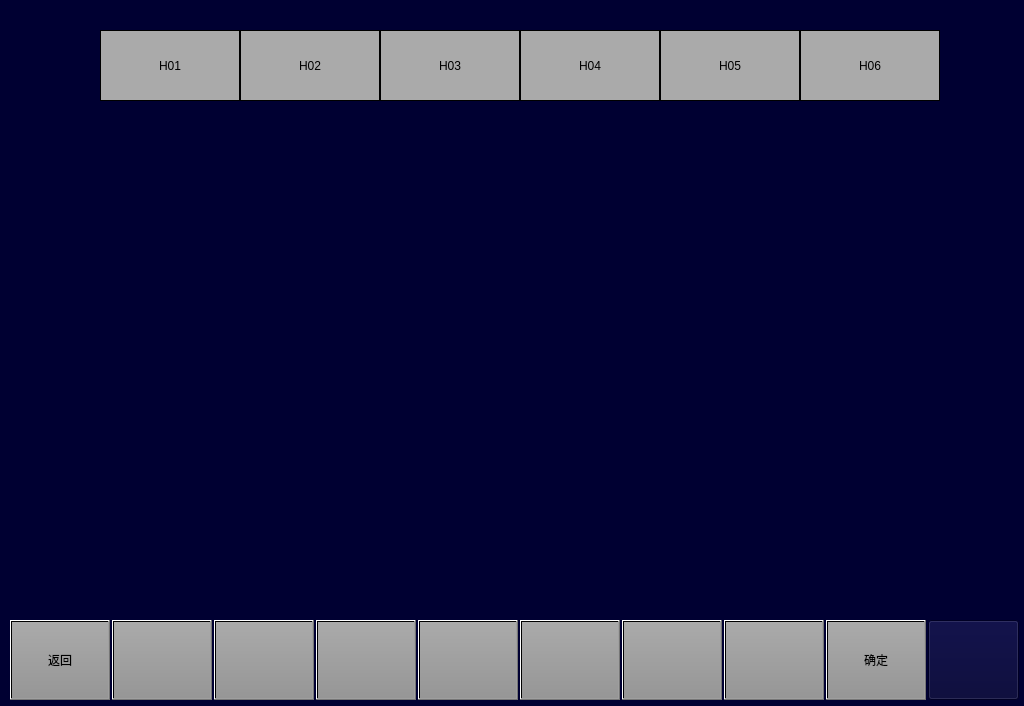
Before: the Qt Designer form vehiclesetairconditionpage.ui in 994656234/HHHTL1, drawn with Qt 5.
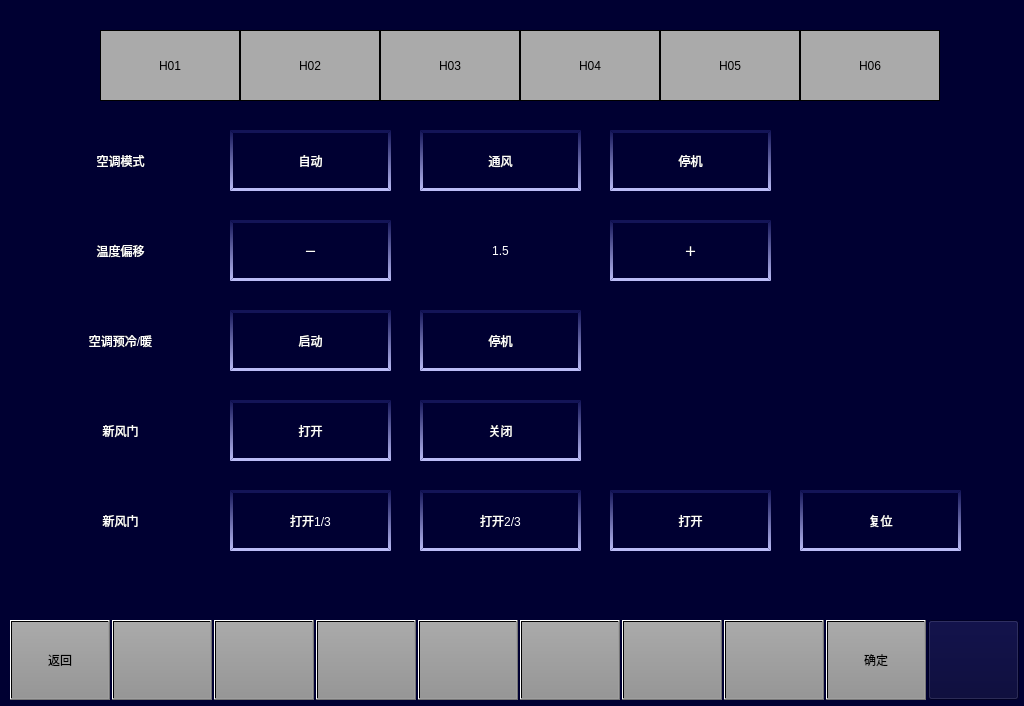
After: the same form once the commit is applied. Icons and pictures are not drawn.

Patch:
```diff
--- a/vehiclesetairconditionpage.ui
+++ b/vehiclesetairconditionpage.ui
@@ -353,6 +353,399 @@
     <set>Qt::AlignCenter</set>
    </property>
   </widget>
+  <widget class="QLabel" name="lbl_mode">
+   <property name="geometry">
+    <rect>
+     <x>60</x>
+     <y>140</y>
+     <width>121</width>
+     <height>41</height>
+    </rect>
+   </property>
+   <property name="styleSheet">
+    <string notr="true">color: rgb(255, 255, 255);
+font:24px &quot;微软雅黑&quot;;</string>
+   </property>
+   <property name="text">
+    <string>空调模式</string>
+   </property>
+   <property name="alignment">
+    <set>Qt::AlignCenter</set>
+   </property>
+  </widget>
+  <widget class="QPushButton" name="BTN_mode_auto">
+   <property name="geometry">
+    <rect>
+     <x>230</x>
+     <y>130</y>
+     <width>161</width>
+     <height>61</height>
+    </rect>
+   </property>
+   <property name="styleSheet">
+    <string notr="true">border-top:3px solid rgb(19,20,87);
+color: rgb(255, 255, 255);
+border-bottom:3px solid rgb(187,188,247);
+border-left:3px solid qlineargradient(x1:0, y1:0, x2:0, y2:1,stop:0 rgb(19,20,87), stop:1 rgb(187,188,247));
+border-right:3px solid qlineargradient(x1:0, y1:0, x2:0, y2:1,stop:0 rgb(19,20,87), stop:1 rgb(187,188,247));
+font:22px &quot;微软雅黑&quot;;</string>
+   </property>
+   <property name="text">
+    <string>自动</string>
+   </property>
+  </widget>
+  <widget class="QPushButton" name="BTN_mode_Ventilate">
+   <property name="geometry">
+    <rect>
+     <x>420</x>
+     <y>130</y>
+     <width>161</width>
+     <height>61</height>
+    </rect>
+   </property>
+   <property name="styleSheet">
+    <string notr="true">border-top:3px solid rgb(19,20,87);
+color: rgb(255, 255, 255);
+border-bottom:3px solid rgb(187,188,247);
+border-left:3px solid qlineargradient(x1:0, y1:0, x2:0, y2:1,stop:0 rgb(19,20,87), stop:1 rgb(187,188,247));
+border-right:3px solid qlineargradient(x1:0, y1:0, x2:0, y2:1,stop:0 rgb(19,20,87), stop:1 rgb(187,188,247));
+font:22px &quot;微软雅黑&quot;;</string>
+   </property>
+   <property name="text">
+    <string>通风</string>
+   </property>
+  </widget>
+  <widget class="QPushButton" name="BTN_mode_stop">
+   <property name="geometry">
+    <rect>
+     <x>610</x>
+     <y>130</y>
+     <width>161</width>
+     <height>61</height>
+    </rect>
+   </property>
+   <property name="styleSheet">
+    <string notr="true">border-top:3px solid rgb(19,20,87);
+color: rgb(255, 255, 255);
+border-bottom:3px solid rgb(187,188,247);
+border-left:3px solid qlineargradient(x1:0, y1:0, x2:0, y2:1,stop:0 rgb(19,20,87), stop:1 rgb(187,188,247));
+border-right:3px solid qlineargradient(x1:0, y1:0, x2:0, y2:1,stop:0 rgb(19,20,87), stop:1 rgb(187,188,247));
+font:22px &quot;微软雅黑&quot;;</string>
+   </property>
+   <property name="text">
+    <string>停机</string>
+   </property>
+  </widget>
+  <widget class="QLabel" name="lbl_temperature">
+   <property name="geometry">
+    <rect>
+     <x>60</x>
+     <y>230</y>
+     <width>121</width>
+     <height>41</height>
+    </rect>
+   </property>
+   <property name="styleSheet">
+    <string notr="true">color: rgb(255, 255, 255);
+font:24px &quot;微软雅黑&quot;;</string>
+   </property>
+   <property name="text">
+    <string>温度偏移</string>
+   </property>
+   <property name="alignment">
+    <set>Qt::AlignCenter</set>
+   </property>
+  </widget>
+  <widget class="QPushButton" name="BTN_tem_sub">
+   <property name="geometry">
+    <rect>
+     <x>230</x>
+     <y>220</y>
+     <width>161</width>
+     <height>61</height>
+    </rect>
+   </property>
+   <property name="styleSheet">
+    <string notr="true">border-top:3px solid rgb(19,20,87);
+color: rgb(255, 255, 255);
+border-bottom:3px solid rgb(187,188,247);
+border-left:3px solid qlineargradient(x1:0, y1:0, x2:0, y2:1,stop:0 rgb(19,20,87), stop:1 rgb(187,188,247));
+border-right:3px solid qlineargradient(x1:0, y1:0, x2:0, y2:1,stop:0 rgb(19,20,87), stop:1 rgb(187,188,247));
+font:22px &quot;微软雅黑&quot;;</string>
+   </property>
+   <property name="text">
+    <string>－</string>
+   </property>
+  </widget>
+  <widget class="QPushButton" name="BTN_tem_add">
+   <property name="geometry">
+    <rect>
+     <x>610</x>
+     <y>220</y>
+     <width>161</width>
+     <height>61</height>
+    </rect>
+   </property>
+   <property name="styleSheet">
+    <string notr="true">border-top:3px solid rgb(19,20,87);
+color: rgb(255, 255, 255);
+border-bottom:3px solid rgb(187,188,247);
+border-left:3px solid qlineargradient(x1:0, y1:0, x2:0, y2:1,stop:0 rgb(19,20,87), stop:1 rgb(187,188,247));
+border-right:3px solid qlineargradient(x1:0, y1:0, x2:0, y2:1,stop:0 rgb(19,20,87), stop:1 rgb(187,188,247));
+font:22px &quot;微软雅黑&quot;;</string>
+   </property>
+   <property name="text">
+    <string>＋</string>
+   </property>
+  </widget>
+  <widget class="QLabel" name="lbl_tem_value">
+   <property name="geometry">
+    <rect>
+     <x>420</x>
+     <y>220</y>
+     <width>161</width>
+     <height>61</height>
+    </rect>
+   </property>
+   <property name="styleSheet">
+    <string notr="true">font:22px &quot;微软雅黑&quot;;
+color: rgb(255, 255, 255);</string>
+   </property>
+   <property name="text">
+    <string>1.5</string>
+   </property>
+   <property name="alignment">
+    <set>Qt::AlignCenter</set>
+   </property>
+  </widget>
+  <widget class="QLabel" name="lbl_preinstall">
+   <property name="geometry">
+    <rect>
+     <x>50</x>
+     <y>320</y>
+     <width>141</width>
+     <height>41</height>
+    </rect>
+   </property>
+   <property name="styleSheet">
+    <string notr="true">color: rgb(255, 255, 255);
+font:24px &quot;微软雅黑&quot;;</string>
+   </property>
+   <property name="text">
+    <string>空调预冷/暖</string>
+   </property>
+   <property name="alignment">
+    <set>Qt::AlignCenter</set>
+   </property>
+  </widget>
+  <widget class="QPushButton" name="BTN_preinstall_begin">
+   <property name="geometry">
+    <rect>
+     <x>230</x>
+     <y>310</y>
+     <width>161</width>
+     <height>61</height>
+    </rect>
+   </property>
+   <property name="styleSheet">
+    <string notr="true">border-top:3px solid rgb(19,20,87);
+color: rgb(255, 255, 255);
+border-bottom:3px solid rgb(187,188,247);
+border-left:3px solid qlineargradient(x1:0, y1:0, x2:0, y2:1,stop:0 rgb(19,20,87), stop:1 rgb(187,188,247));
+border-right:3px solid qlineargradient(x1:0, y1:0, x2:0, y2:1,stop:0 rgb(19,20,87), stop:1 rgb(187,188,247));
+font:22px &quot;微软雅黑&quot;;</string>
+   </property>
+   <property name="text">
+    <string>启动</string>
+   </property>
+  </widget>
+  <widget class="QPushButton" name="BTN_preinstall_stop">
+   <property name="geometry">
+    <rect>
+     <x>420</x>
+     <y>310</y>
+     <width>161</width>
+     <height>61</height>
+    </rect>
+   </property>
+   <property name="styleSheet">
+    <string notr="true">border-top:3px solid rgb(19,20,87);
+color: rgb(255, 255, 255);
+border-bottom:3px solid rgb(187,188,247);
+border-left:3px solid qlineargradient(x1:0, y1:0, x2:0, y2:1,stop:0 rgb(19,20,87), stop:1 rgb(187,188,247));
+border-right:3px solid qlineargradient(x1:0, y1:0, x2:0, y2:1,stop:0 rgb(19,20,87), stop:1 rgb(187,188,247));
+font:22px &quot;微软雅黑&quot;;</string>
+   </property>
+   <property name="text">
+    <string>停机</string>
+   </property>
+  </widget>
+  <widget class="QLabel" name="lbl_newwind1">
+   <property name="geometry">
+    <rect>
+     <x>60</x>
+     <y>410</y>
+     <width>121</width>
+     <height>41</height>
+    </rect>
+   </property>
+   <property name="styleSheet">
+    <string notr="true">color: rgb(255, 255, 255);
+font:24px &quot;微软雅黑&quot;;</string>
+   </property>
+   <property name="text">
+    <string>新风门</string>
+   </property>
+   <property name="alignment">
+    <set>Qt::AlignCenter</set>
+   </property>
+  </widget>
+  <widget class="QPushButton" name="BTN_newwind1_begin">
+   <property name="geometry">
+    <rect>
+     <x>230</x>
+     <y>400</y>
+     <width>161</width>
+     <height>61</height>
+    </rect>
+   </property>
+   <property name="styleSheet">
+    <string notr="true">border-top:3px solid rgb(19,20,87);
+color: rgb(255, 255, 255);
+border-bottom:3px solid rgb(187,188,247);
+border-left:3px solid qlineargradient(x1:0, y1:0, x2:0, y2:1,stop:0 rgb(19,20,87), stop:1 rgb(187,188,247));
+border-right:3px solid qlineargradient(x1:0, y1:0, x2:0, y2:1,stop:0 rgb(19,20,87), stop:1 rgb(187,188,247));
+font:22px &quot;微软雅黑&quot;;</string>
+   </property>
+   <property name="text">
+    <string>打开</string>
+   </property>
+  </widget>
+  <widget class="QPushButton" name="BTN_newwind1_stop">
+   <property name="geometry">
+    <rect>
+     <x>420</x>
+     <y>400</y>
+     <width>161</width>
+     <height>61</height>
+    </rect>
+   </property>
+   <property name="styleSheet">
+    <string notr="true">border-top:3px solid rgb(19,20,87);
+color: rgb(255, 255, 255);
+border-bottom:3px solid rgb(187,188,247);
+border-left:3px solid qlineargradient(x1:0, y1:0, x2:0, y2:1,stop:0 rgb(19,20,87), stop:1 rgb(187,188,247));
+border-right:3px solid qlineargradient(x1:0, y1:0, x2:0, y2:1,stop:0 rgb(19,20,87), stop:1 rgb(187,188,247));
+font:22px &quot;微软雅黑&quot;;</string>
+   </property>
+   <property name="text">
+    <string>关闭</string>
+   </property>
+  </widget>
+  <widget class="QLabel" name="lbl_newwind2">
+   <property name="geometry">
+    <rect>
+     <x>60</x>
+     <y>500</y>
+     <width>121</width>
+     <height>41</height>
+    </rect>
+   </property>
+   <property name="styleSheet">
+    <string notr="true">color: rgb(255, 255, 255);
+font:24px &quot;微软雅黑&quot;;</string>
+   </property>
+   <property name="text">
+    <string>新风门</string>
+   </property>
+   <property name="alignment">
+    <set>Qt::AlignCenter</set>
+   </property>
+  </widget>
+  <widget class="QPushButton" name="BTN_newwind2_begin1_3">
+   <property name="geometry">
+    <rect>
+     <x>230</x>
+     <y>490</y>
+     <width>161</width>
+     <height>61</height>
+    </rect>
+   </property>
+   <property name="styleSheet">
+    <string notr="true">border-top:3px solid rgb(19,20,87);
+color: rgb(255, 255, 255);
+border-bottom:3px solid rgb(187,188,247);
+border-left:3px solid qlineargradient(x1:0, y1:0, x2:0, y2:1,stop:0 rgb(19,20,87), stop:1 rgb(187,188,247));
+border-right:3px solid qlineargradient(x1:0, y1:0, x2:0, y2:1,stop:0 rgb(19,20,87), stop:1 rgb(187,188,247));
+font:22px &quot;微软雅黑&quot;;</string>
+   </property>
+   <property name="text">
+    <string>打开1/3</string>
+   </property>
+  </widget>
+  <widget class="QPushButton" name="BTN_newwind2_begin2_3">
+   <property name="geometry">
+    <rect>
+     <x>420</x>
+     <y>490</y>
+     <width>161</width>
+     <height>61</height>
+    </rect>
+   </property>
+   <property name="styleSheet">
+    <string notr="true">border-top:3px solid rgb(19,20,87);
+color: rgb(255, 255, 255);
+border-bottom:3px solid rgb(187,188,247);
+border-left:3px solid qlineargradient(x1:0, y1:0, x2:0, y2:1,stop:0 rgb(19,20,87), stop:1 rgb(187,188,247));
+border-right:3px solid qlineargradient(x1:0, y1:0, x2:0, y2:1,stop:0 rgb(19,20,87), stop:1 rgb(187,188,247));
+font:22px &quot;微软雅黑&quot;;</string>
+   </property>
+   <property name="text">
+    <string>打开2/3</string>
+   </property>
+  </widget>
+  <widget class="QPushButton" name="BTN_newwind2_begin">
+   <property name="geometry">
+    <rect>
+     <x>610</x>
+     <y>490</y>
+     <width>161</width>
+     <height>61</height>
+    </rect>
+   </property>
+   <property name="styleSheet">
+    <string notr="true">border-top:3px solid rgb(19,20,87);
+color: rgb(255, 255, 255);
+border-bottom:3px solid rgb(187,188,247);
+border-left:3px solid qlineargradient(x1:0, y1:0, x2:0, y2:1,stop:0 rgb(19,20,87), stop:1 rgb(187,188,247));
+border-right:3px solid qlineargradient(x1:0, y1:0, x2:0, y2:1,stop:0 rgb(19,20,87), stop:1 rgb(187,188,247));
+font:22px &quot;微软雅黑&quot;;</string>
+   </property>
+   <property name="text">
+    <string>打开</string>
+   </property>
+  </widget>
+  <widget class="QPushButton" name="BTN_newwind2_reset">
+   <property name="geometry">
+    <rect>
+     <x>800</x>
+     <y>490</y>
+     <width>161</width>
+     <height>61</height>
+    </rect>
+   </property>
+   <property name="styleSheet">
+    <string notr="true">border-top:3px solid rgb(19,20,87);
+color: rgb(255, 255, 255);
+border-bottom:3px solid rgb(187,188,247);
+border-left:3px solid qlineargradient(x1:0, y1:0, x2:0, y2:1,stop:0 rgb(19,20,87), stop:1 rgb(187,188,247));
+border-right:3px solid qlineargradient(x1:0, y1:0, x2:0, y2:1,stop:0 rgb(19,20,87), stop:1 rgb(187,188,247));
+font:22px &quot;微软雅黑&quot;;</string>
+   </property>
+   <property name="text">
+    <string>复位</string>
+   </property>
+  </widget>
  </widget>
  <resources/>
  <connections/>
```
